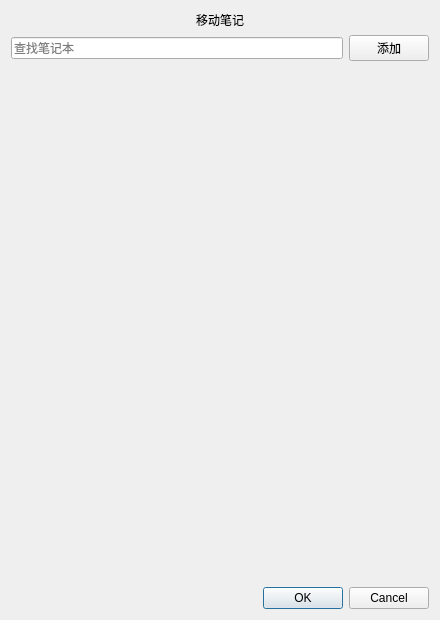
The window that views/categorylistwidget.ui (Gitnoter/Gitnoter) describes before a commit, drawn with Qt 5.
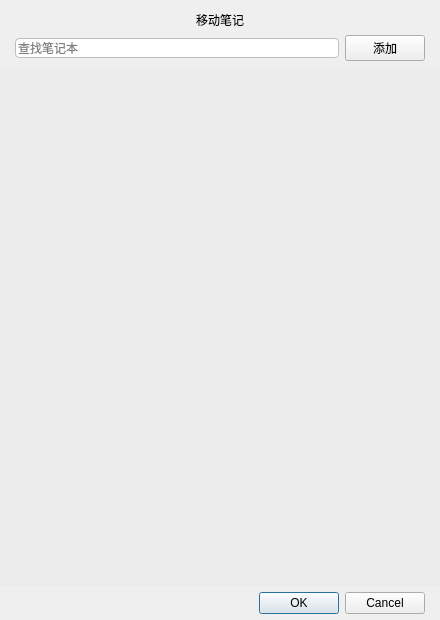
The same window after the commit.

Commit message: change categorylist widget ui

The edit to the form file:
```diff
--- a/views/categorylistwidget.ui
+++ b/views/categorylistwidget.ui
@@ -49,6 +49,15 @@
 }</string>
   </property>
   <layout class="QVBoxLayout" name="verticalLayout">
+   <property name="leftMargin">
+    <number>0</number>
+   </property>
+   <property name="rightMargin">
+    <number>0</number>
+   </property>
+   <property name="bottomMargin">
+    <number>6</number>
+   </property>
    <item>
     <widget class="QLabel" name="label">
      <property name="text">
@@ -61,10 +70,21 @@
    </item>
    <item>
     <layout class="QHBoxLayout" name="horizontalLayout">
+     <property name="leftMargin">
+      <number>15</number>
+     </property>
+     <property name="rightMargin">
+      <number>15</number>
+     </property>
      <item>
       <widget class="QLineEdit" name="lineEdit">
        <property name="styleSheet">
-        <string notr="true"/>
+        <string notr="true">QLineEdit {
+	border-radius: 4px;
+	border: 0.5px solid rgb(191, 191, 191);
+	font-size: 12px;
+	height: 18px;
+}</string>
        </property>
        <property name="alignment">
         <set>Qt::AlignLeading|Qt::AlignLeft|Qt::AlignVCenter</set>
@@ -94,16 +114,58 @@
      <property name="styleSheet">
       <string notr="true">QListWidget#listWidget_data{
 	border: 0px solid;
-	background-color:#EFEFEF;
+	background-color:#ececec;
+}
+
+/* Works for both QListView and QListWidget */
+QListWidget::item {
+    border: 0px;
+}
+
+/* For icon only */
+QListWidget::icon {
+    left: 15px;
+	right: 15px;
+}
+
+/* For text only */
+QListWidget::text {
+    left: 15px;
+	right: 15px;
+}
+
+QListWidget::item:selected {
+	background-color: #0069d9;
 }</string>
      </property>
     </widget>
    </item>
    <item>
-    <widget class="QDialogButtonBox" name="buttonBox">
-     <property name="standardButtons">
-      <set>QDialogButtonBox::Cancel|QDialogButtonBox::Ok</set>
-     </property>
+    <widget class="QFrame" name="frame">
+     <layout class="QVBoxLayout" name="verticalLayout_2">
+      <property name="spacing">
+       <number>0</number>
+      </property>
+      <property name="leftMargin">
+       <number>15</number>
+      </property>
+      <property name="topMargin">
+       <number>0</number>
+      </property>
+      <property name="rightMargin">
+       <number>15</number>
+      </property>
+      <property name="bottomMargin">
+       <number>0</number>
+      </property>
+      <item>
+       <widget class="QDialogButtonBox" name="buttonBox">
+        <property name="standardButtons">
+         <set>QDialogButtonBox::Cancel|QDialogButtonBox::Ok</set>
+        </property>
+       </widget>
+      </item>
+     </layout>
     </widget>
    </item>
   </layout>
```
Left out of the diff: 4 changed lines with no effect on the pictures. The commit also changes 1 other file.
